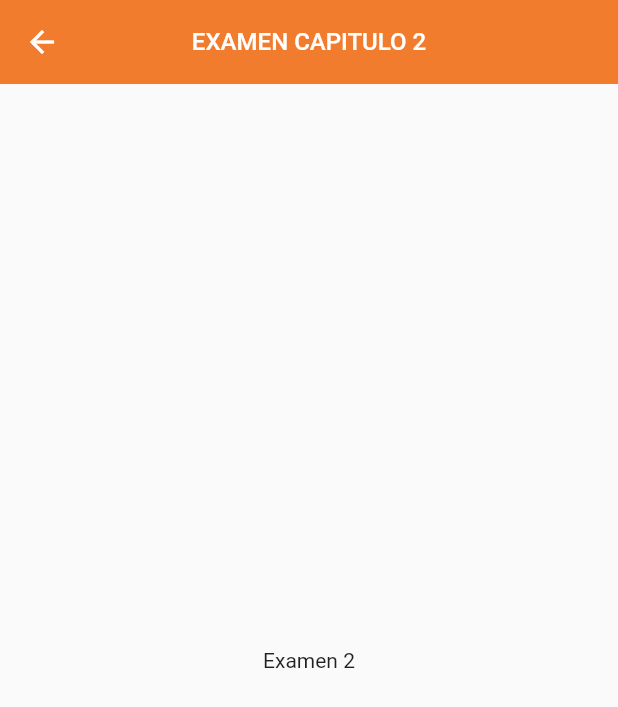
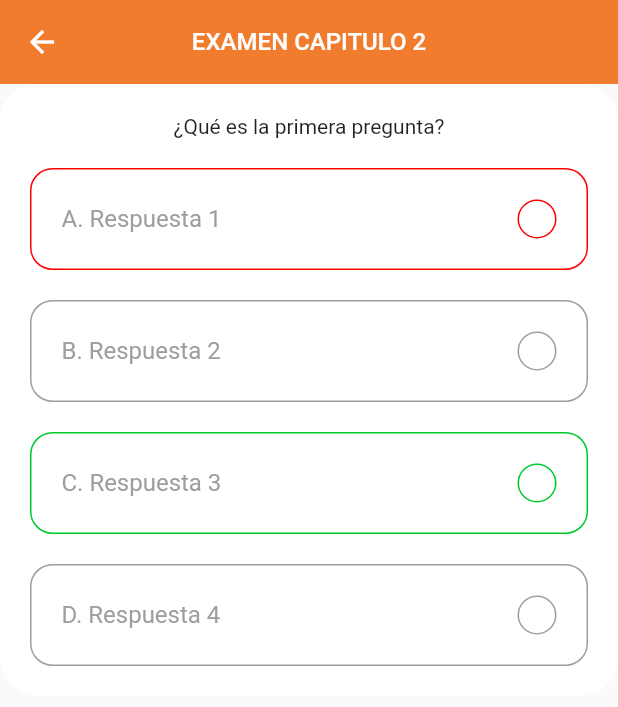
Before and after one commit to brayanbaad/Reglamento, a Flutter app: the Examen2Cap screen opened by its route, on a phone screen of 412 x 824 dp. Shown: the top 707 px of the screen. Run offline on Flutter 3.47's test engine with Material 2 defaults, Android fonts, the phone set to English and light mode, and no system bars; our stand-ins replace animated_splash_screen, carousel_slider, cloud_firestore, connectivity_plus, firebase_core, flutter_custom_clippers and 5 more; accounts and stored records are empty.

Commit message:
diseño examen

```diff
--- a/lib/examens/examenCap2.dart
+++ b/lib/examens/examenCap2.dart
@@ -18,8 +18,109 @@ class _Examen2CapState extends State<Examen2Cap> {
         centerTitle: true,
         backgroundColor: Color.fromARGB(223, 240, 106, 16),
       ),
-      body: Center(
-        child: Text("Examen 2"),
+      body: SafeArea(
+        child: Column(
+          children: [
+            Container(
+              padding: EdgeInsets.all(20.0),
+              decoration: BoxDecoration(
+                  color: Colors.white, borderRadius: BorderRadius.circular(25)),
+              child: Column(
+                children: [
+                  Text("¿Qué es la primera pregunta?"),
+                  Container(
+                    margin: EdgeInsets.only(top: 20.0),
+                    padding: EdgeInsets.all(20.0),
+                    decoration: BoxDecoration(
+                        border: Border.all(color: Color.fromARGB(255, 255, 0, 0)),
+                        borderRadius: BorderRadius.circular(15)),
+                    child: Row(
+                      mainAxisAlignment: MainAxisAlignment.spaceBetween,
+                      children: [
+                      Text(
+                        "A. Respuesta 1",
+                        style: TextStyle(color: Colors.grey, fontSize: 16),
+                      ),
+                      Container(
+                        height: 26,
+                        width: 26,
+                        decoration: BoxDecoration(
+                            borderRadius: BorderRadius.circular(50),
+                            border: Border.all(color: Color.fromARGB(255, 255, 0, 0))),
+                      )
+                    ]),
+                  ),
+                                    Container(
+                    margin: EdgeInsets.only(top: 20.0),
+                    padding: EdgeInsets.all(20.0),
+                    decoration: BoxDecoration(
+                        border: Border.all(color: Colors.grey),
+                        borderRadius: BorderRadius.circular(15)),
+                    child: Row(
+                      mainAxisAlignment: MainAxisAlignment.spaceBetween,
+                      children: [
+                      Text(
+                        "B. Respuesta 2",
+                        style: TextStyle(color: Colors.grey, fontSize: 16),
+                      ),
+                      Container(
+                        height: 26,
+                        width: 26,
+                        decoration: BoxDecoration(
+                            borderRadius: BorderRadius.circular(50),
+                            border: Border.all(color: Colors.grey)),
+                      )
+                    ]),
+                  ),
+                                    Container(
+                    margin: EdgeInsets.only(top: 20.0),
+                    padding: EdgeInsets.all(20.0),
+                    decoration: BoxDecoration(
+                        border: Border.all(color: Color.fromARGB(255, 0, 201, 43)),
+                        borderRadius: BorderRadius.circular(15)),
+                    child: Row(
+                      mainAxisAlignment: MainAxisAlignment.spaceBetween,
+                      children: [
+                      Text(
+                        "C. Respuesta 3",
+                        style: TextStyle(color: Colors.grey, fontSize: 16),
+                      ),
+                      Container(
+                        height: 26,
+                        width: 26,
+                        decoration: BoxDecoration(
+                            borderRadius: BorderRadius.circular(50),
+                            border: Border.all(color: Color.fromARGB(255, 0, 201, 43))),
+                      )
+                    ]),
+                  ),
+                                    Container(
+                    margin: EdgeInsets.only(top: 20.0),
+                    padding: EdgeInsets.all(20.0),
+                    decoration: BoxDecoration(
+                        border: Border.all(color: Colors.grey),
+                        borderRadius: BorderRadius.circular(15)),
+                    child: Row(
+                      mainAxisAlignment: MainAxisAlignment.spaceBetween,
+                      children: [
+                      Text(
+                        "D. Respuesta 4",
+                        style: TextStyle(color: Colors.grey, fontSize: 16),
+                      ),
+                      Container(
+                        height: 26,
+                        width: 26,
+                        decoration: BoxDecoration(
+                            borderRadius: BorderRadius.circular(50),
+                            border: Border.all(color: Colors.grey)),
+                      )
+                    ]),
+                  )
+                ],
+              ),
+            )
+          ],
+        ),
       ),
     );
   }
```
